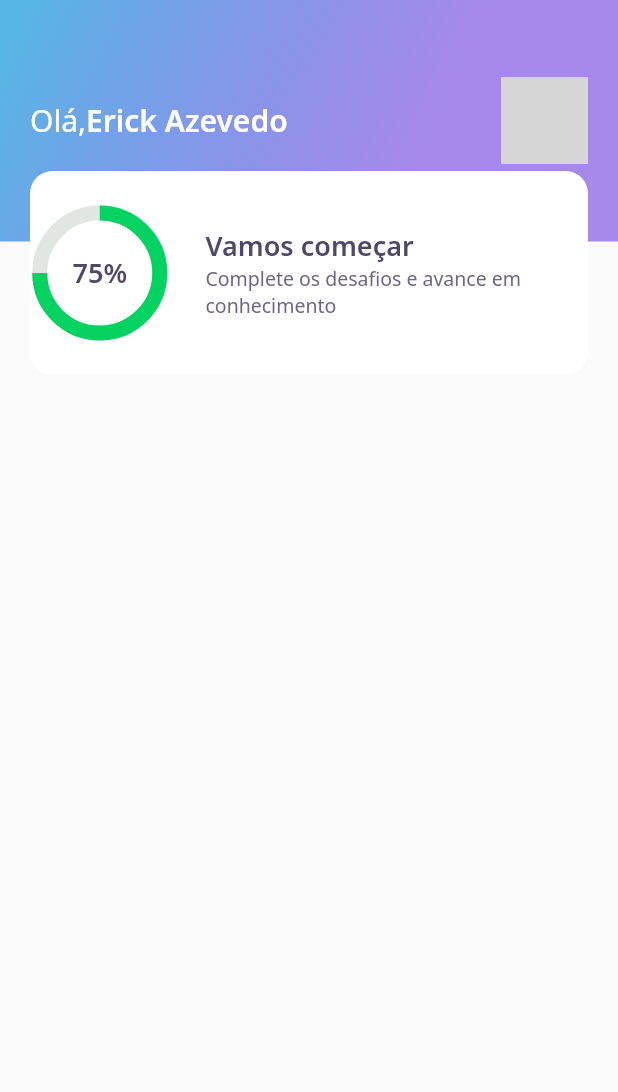
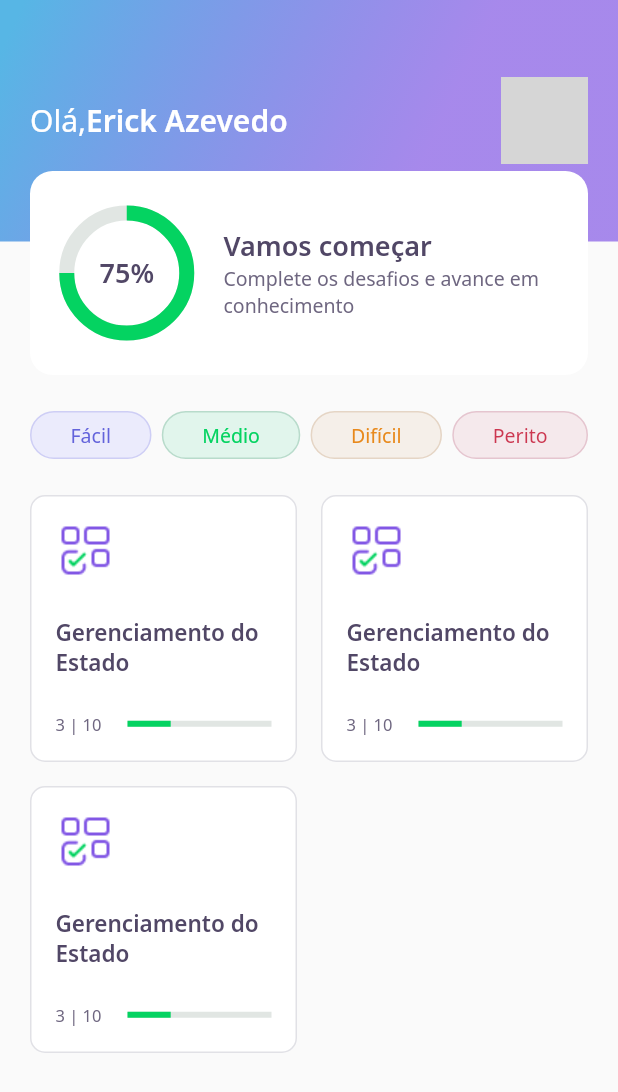
Before and after one commit to Azevedo-Erick/flutter-quizapp-NLW5, a Flutter app: the HomePage screen opened directly, on a phone screen of 412 x 824 dp. Shown: the top 1092 px of the screen. Run offline on Flutter 3.47's test engine with Material 2 defaults, Android fonts, the light colour scheme and no system bars; our stand-ins replace google_fonts; network calls fail; grey boxes are pictures that could not be loaded.

Commit message:
adicao da tela de quiz e conclusao da homepage

```diff
--- a/lib/core/app_widget.dart
+++ b/lib/core/app_widget.dart
@@ -1,5 +1,6 @@
+import 'package:DevQuiz/challenge/challenge_page.dart';
 import 'package:DevQuiz/home/home_page.dart';
-import 'package:DevQuiz/splash/splash_page.dart';
+/*import 'package:DevQuiz/splash/splash_page.dart';*/
 import 'package:flutter/material.dart';
 
 class AppWidget extends StatelessWidget {
@@ -7,7 +8,7 @@
   Widget build(BuildContext context) {
     return MaterialApp(
       title: "DevQuiz",
-      home: HomePage(),
+      home: ChallengePage(),
     );
   }
 }
--- a/lib/home/home_page.dart
+++ b/lib/home/home_page.dart
@@ -1,4 +1,6 @@
 import 'package:DevQuiz/home/widgets/app_bar/app_bar_widget.dart';
+import 'package:DevQuiz/home/widgets/level_button/level_button_widget.dart';
+import 'package:DevQuiz/home/widgets/quiz_card/quiz_card_widget.dart';
 import 'package:flutter/material.dart';
 import 'package:flutter/widgets.dart';
 
@@ -14,6 +16,43 @@
   Widget build(BuildContext context) {
     return Scaffold(
       appBar: AppBarWidget(),
-    );
+      body: Padding(
+        padding: const EdgeInsets.symmetric(horizontal: 20),
+        child: Column(
+        children:[
+        SizedBox(height: 24),
+        Row(
+
+        mainAxisAlignment: MainAxisAlignment.spaceBetween,
+        children: [
+
+          LevelButtonWidget(label: "Fácil",),
+          LevelButtonWidget(label: "Médio",),
+          LevelButtonWidget(label: "Difícil",),
+          LevelButtonWidget(label: "Perito",),
+        ] ),
+        SizedBox(height: 24),
+        Expanded(
+            child: GridView.count(
+              crossAxisSpacing: 16,
+              mainAxisSpacing: 16,
+              crossAxisCount: 2,
+              children: [
+                QuizCardWidget(),
+                QuizCardWidget(),
+                QuizCardWidget(),
+              ],
+            ),
+          )
+
+        ]
+
+        ),
+
+
+        )
+
+      );
+
   }
 }
--- /dev/null
+++ b/lib/home/widgets/level_button/level_button_widget.dart
@@ -0,0 +1,54 @@
+import 'package:DevQuiz/core/app_colors.dart';
+import 'package:flutter/cupertino.dart';
+import 'package:google_fonts/google_fonts.dart';
+
+class LevelButtonWidget extends StatelessWidget {
+  final String label;
+  LevelButtonWidget({Key? key, required this.label})
+      : assert(["Fácil", "Médio", "Difícil", "Perito"].contains(label)),
+        super(key: key);
+
+  final config = {
+    "Fácil": {
+      "color": AppColors.levelButtonFacil,
+      "borderColor": AppColors.levelButtonBorderFacil,
+      "fontColor": AppColors.levelButtonTextFacil
+    },
+    "Médio": {
+      "color": AppColors.levelButtonMedio,
+      "borderColor": AppColors.levelButtonBorderMedio,
+      "fontColor": AppColors.levelButtonTextMedio
+    },
+    "Difícil": {
+      "color": AppColors.levelButtonDificil,
+      "borderColor": AppColors.levelButtonBorderDificil,
+      "fontColor": AppColors.levelButtonTextDificil
+    },
+    "Perito": {
+      "color": AppColors.levelButtonPerito,
+      "borderColor": AppColors.levelButtonBorderPerito,
+      "fontColor": AppColors.levelButtonTextPerito
+    }
+  };
+
+  Color get color => config[label]!['color']!;
+  Color get borderColor => config[label]!['borderColor']!;
+  Color get fontcolor => config[label]!['fontColor']!;
+  @override
+  Widget build(BuildContext context) {
+    return Container(
+      decoration: BoxDecoration(
+          color: color,
+          border: Border.fromBorderSide(
+              BorderSide(color: borderColor)),
+          borderRadius: BorderRadius.circular(28)),
+      child: Padding(
+          padding: const EdgeInsets.symmetric(horizontal: 26, vertical: 6),
+          child: Text(label,
+              style: GoogleFonts.notoSans(
+                color: fontcolor,
+                fontSize: 13,
+              ))),
+    );
+  }
+}
--- /dev/null
+++ b/lib/home/widgets/quiz_card/quiz_card_widget.dart
@@ -0,0 +1,47 @@
+import 'package:DevQuiz/core/app_colors.dart';
+import 'package:DevQuiz/core/app_images.dart';
+import 'package:DevQuiz/core/app_text_styles.dart';
+import 'package:DevQuiz/shared/widgets/progress_indicator/progress_indicator_widget.dart';
+import 'package:flutter/material.dart';
+import 'package:flutter/widgets.dart';
+
+class QuizCardWidget extends StatelessWidget {
+  const QuizCardWidget({Key? key}) : super(key: key);
+
+  @override
+  Widget build(BuildContext context) {
+    return Container(
+      padding: EdgeInsets.all(16),
+      decoration: BoxDecoration(
+        border: Border.fromBorderSide(BorderSide( color: AppColors.border,),),
+          color: AppColors.white,
+          borderRadius: BorderRadius.circular(10),
+      ),
+      child: Column(
+        crossAxisAlignment: CrossAxisAlignment.start,
+        children:[
+          Container(
+            height: 40,width: 40,
+            child: Image.asset(AppImages.blocks),
+          ),
+          SizedBox(height: 24,),
+          Text("Gerenciamento do Estado", style: AppTextStyles.heading15,),
+          SizedBox(height: 24,),
+          Row(
+            children: [
+              Expanded(
+                flex: 1,
+              child: Text("3 | 10", style: AppTextStyles.body11, ),
+              ),
+              Expanded(
+
+                flex: 2,
+                child: ProgressIndicatorWidget(value: 0.3)
+
+              )
+            ],
+          )
+        ])
+    );
+  }
+}
--- a/lib/home/widgets/score_card/score_card_widget.dart
+++ b/lib/home/widgets/score_card/score_card_widget.dart
@@ -13,8 +13,10 @@
           height: 136,
           decoration: BoxDecoration(
               color: AppColors.white, borderRadius: BorderRadius.circular(15)),
-          child: Row(
-            mainAxisAlignment: MainAxisAlignment.start,
+          child: Padding(
+            padding: const EdgeInsets.symmetric(horizontal: 24),
+            child: Row(
+            mainAxisAlignment: MainAxisAlignment.center,
             crossAxisAlignment: CrossAxisAlignment.center,
             children: [
               Expanded(
@@ -39,6 +41,7 @@
                   ))
             ],
           ),
+          )
         ));
   }
 }
--- /dev/null
+++ b/lib/shared/widgets/progress_indicator/progress_indicator_widget.dart
@@ -0,0 +1,16 @@
+import 'package:DevQuiz/core/app_colors.dart';
+import 'package:flutter/material.dart';
+
+class ProgressIndicatorWidget extends StatelessWidget {
+  final double value;
+  const ProgressIndicatorWidget({Key? key, required this.value}) : super(key: key);
+
+  @override
+  Widget build(BuildContext context) {
+    return LinearProgressIndicator(
+      value: value,
+      backgroundColor: AppColors.chartSecondary,
+      valueColor: AlwaysStoppedAnimation<Color>(AppColors.chartPrimary),
+    );
+  }
+}
```
Also changed, not shown: lib/challenge/challenge_page.dart (added, +25 -0 lines), lib/challenge/widgets/answer/answer_widget.dart (added, +66 -0 lines), lib/challenge/widgets/question_indicator/question_indicator_widget.dart (added, +27 -0 lines), lib/challenge/widgets/quiz/quiz_widget.dart (added, +24 -0 lines).
